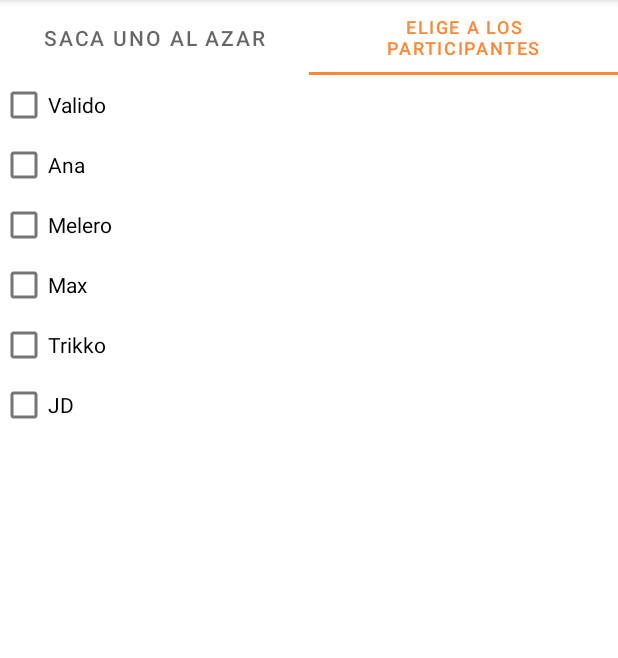
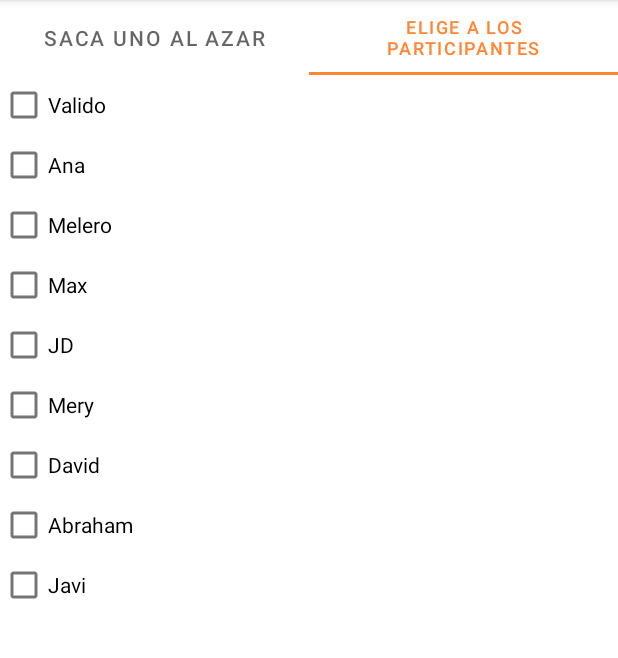
Before and after one commit to Valido-101/FiestasArdilla, an Android app: the screen it shows after launch (MainActivity), tab 2 chosen, on a phone screen of 412 x 824 dp, the part 84-742 px from its top. Run offline under Robolectric (Android 15) with nearby library versions, the phone set to English and light mode, and no system bars.

Commit message:
Trikko quitada y añadidos Mery, David, Abraham y Javi

```diff
--- a/app/src/main/java/com/example/fiestasardilla/Jugadores.java
+++ b/app/src/main/java/com/example/fiestasardilla/Jugadores.java
@@ -25,8 +25,11 @@ public class Jugadores extends Fragment {
     CheckBox check_ana;
     CheckBox check_melero;
     CheckBox check_max;
-    CheckBox check_trikko;
     CheckBox check_jd;
+    CheckBox check_mery;
+    CheckBox check_david;
+    CheckBox check_abraham;
+    CheckBox check_javi;
     //Lista de jugadores
     ArrayList<Jugador> jugadores = new ArrayList<>();
     //Jugadores
@@ -34,8 +37,11 @@ public class Jugadores extends Fragment {
     Jugador ana;
     Jugador melero;
     Jugador max;
-    Jugador trikko;
     Jugador jd;
+    Jugador mery;
+    Jugador david;
+    Jugador abraham;
+    Jugador javi;
 
     public Jugadores() {
         // Required empty public constructor
@@ -74,15 +80,21 @@ public class Jugadores extends Fragment {
         check_ana = (CheckBox) getView().findViewById(R.id.checkbox_ana);
         check_melero = (CheckBox) getView().findViewById(R.id.checkbox_melero);
         check_max = (CheckBox) getView().findViewById(R.id.checkbox_max);
-        check_trikko = (CheckBox) getView().findViewById(R.id.checkbox_trikko);
         check_jd = (CheckBox) getView().findViewById(R.id.checkbox_jd);
+        check_mery = (CheckBox) getView().findViewById(R.id.checkbox_mery);
+        check_david = (CheckBox) getView().findViewById(R.id.checkbox_david);
+        check_abraham = (CheckBox) getView().findViewById(R.id.checkbox_abraham);
+        check_javi = (CheckBox) getView().findViewById(R.id.checkbox_javi);
 
         valido = new Jugador("Valido", R.drawable.valido, R.raw.cancion_valido, 147000);
         ana = new Jugador("Ana", R.drawable.ana, R.raw.cancion_ana, 11000);
         melero = new Jugador("Melero", R.drawable.melero, R.raw.cancion_melero, 0);
         max = new Jugador("Max", R.drawable.max, R.raw.cancion_max, 0);
-        trikko = new Jugador("Trikko", R.drawable.trikko, R.raw.cancion_trikko, 44000);
         jd = new Jugador("JD", R.drawable.jd);
+        mery = new Jugador("Mery", R.drawable.imagen_mery, R.raw.cancion_mery, 0);
+        david = new Jugador("David", R.drawable.imagen_david);
+        abraham = new Jugador("Abraham", R.drawable.imagen_abraham, R.raw.cancion_akatsuki, 0);
+        javi = new Jugador("Javi", R.drawable.imagen_javi, R.raw.cancion_akatsuki, 0);
 
         check_valido.setOnCheckedChangeListener(new CompoundButton.OnCheckedChangeListener() {
             @Override
@@ -140,20 +152,6 @@ public class Jugadores extends Fragment {
             }
         });
 
-        check_trikko.setOnCheckedChangeListener(new CompoundButton.OnCheckedChangeListener() {
-            @Override
-            public void onCheckedChanged(CompoundButton buttonView, boolean isChecked) {
-                if (isChecked)
-                {
-                    jugadores.add(trikko);
-                }
-                else
-                {
-                    jugadores.remove(trikko);
-                }
-            }
-        });
-
         check_jd.setOnCheckedChangeListener(new CompoundButton.OnCheckedChangeListener() {
             @Override
             public void onCheckedChanged(CompoundButton buttonView, boolean isChecked) {
@@ -167,6 +165,62 @@ public class Jugadores extends Fragment {
                 }
             }
         });
+
+        check_mery.setOnCheckedChangeListener(new CompoundButton.OnCheckedChangeListener() {
+            @Override
+            public void onCheckedChanged(CompoundButton buttonView, boolean isChecked) {
+                if (isChecked)
+                {
+                    jugadores.add(mery);
+                }
+                else
+                {
+                    jugadores.remove(mery);
+                }
+            }
+        });
+
+        check_david.setOnCheckedChangeListener(new CompoundButton.OnCheckedChangeListener() {
+            @Override
+            public void onCheckedChanged(CompoundButton buttonView, boolean isChecked) {
+                if (isChecked)
+                {
+                    jugadores.add(david);
+                }
+                else
+                {
+                    jugadores.remove(david);
+                }
+            }
+        });
+
+        check_abraham.setOnCheckedChangeListener(new CompoundButton.OnCheckedChangeListener() {
+            @Override
+            public void onCheckedChanged(CompoundButton buttonView, boolean isChecked) {
+                if (isChecked)
+                {
+                    jugadores.add(abraham);
+                }
+                else
+                {
+                    jugadores.remove(abraham);
+                }
+            }
+        });
+
+        check_javi.setOnCheckedChangeListener(new CompoundButton.OnCheckedChangeListener() {
+            @Override
+            public void onCheckedChanged(CompoundButton buttonView, boolean isChecked) {
+                if (isChecked)
+                {
+                    jugadores.add(javi);
+                }
+                else
+                {
+                    jugadores.remove(javi);
+                }
+            }
+        });
     }
 
     public ArrayList<Jugador> getJugadores() {
--- a/app/src/main/res/layout/fragment_jugadores.xml
+++ b/app/src/main/res/layout/fragment_jugadores.xml
@@ -34,13 +34,28 @@
         <CheckBox
             android:layout_width="match_parent"
             android:layout_height="40dp"
-            android:id="@+id/checkbox_trikko"
-            android:text="@string/trikko"/>
+            android:id="@+id/checkbox_jd"
+            android:text="@string/jd"/>
         <CheckBox
             android:layout_width="match_parent"
             android:layout_height="40dp"
-            android:id="@+id/checkbox_jd"
-            android:text="@string/jd"/>
+            android:id="@+id/checkbox_mery"
+            android:text="@string/mery"/>
+        <CheckBox
+            android:layout_width="match_parent"
+            android:layout_height="40dp"
+            android:id="@+id/checkbox_david"
+            android:text="@string/david"/>
+        <CheckBox
+            android:layout_width="match_parent"
+            android:layout_height="40dp"
+            android:id="@+id/checkbox_abraham"
+            android:text="@string/abraham"/>
+        <CheckBox
+            android:layout_width="match_parent"
+            android:layout_height="40dp"
+            android:id="@+id/checkbox_javi"
+            android:text="@string/javi"/>
 
     </LinearLayout>
 
--- a/app/src/main/res/values/strings.xml
+++ b/app/src/main/res/values/strings.xml
@@ -7,4 +7,8 @@
     <string name="max">Max</string>
     <string name="trikko">Trikko</string>
     <string name="jd">JD</string>
+    <string name="mery">Mery</string>
+    <string name="david">David</string>
+    <string name="abraham">Abraham</string>
+    <string name="javi">Javi</string>
 </resources>
```
Also changed, not shown: app/src/main/res/drawable/imagen_abraham.jpg (added), app/src/main/res/drawable/imagen_david.jpg (added), app/src/main/res/drawable/imagen_javi.jpg (added), app/src/main/res/drawable/imagen_mery.jpg (added), 2 other files.
